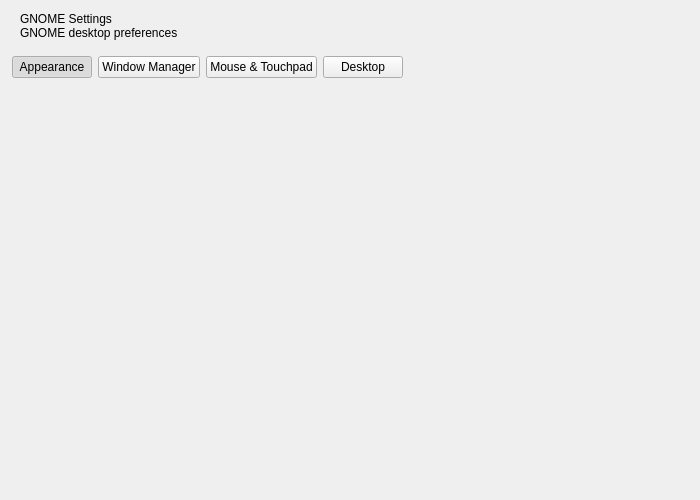
Above: shared/nexis/Pages/GnomeSettings/gnome_settings_page.ui from s4solutionsllc/Nexis before the change. Below: the same form after it.
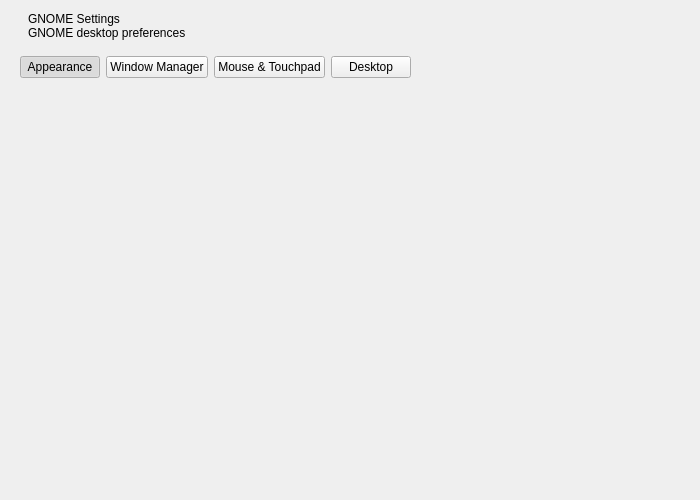
That is the form after the change.

Commit message: refactor(ui): shared page scaffold and scoped transparent backgrounds

```diff
--- a/shared/nexis/Pages/GnomeSettings/gnome_settings_page.ui
+++ b/shared/nexis/Pages/GnomeSettings/gnome_settings_page.ui
@@ -21,16 +21,16 @@
   </property>
   <layout class="QVBoxLayout" name="verticalLayout">
    <property name="leftMargin">
-    <number>12</number>
+    <number>20</number>
    </property>
    <property name="topMargin">
     <number>12</number>
    </property>
    <property name="rightMargin">
-    <number>12</number>
+    <number>20</number>
    </property>
    <property name="bottomMargin">
-    <number>12</number>
+    <number>16</number>
    </property>
    <item>
     <widget class="QWidget" name="pageHeader" native="true">
```
The commit also changes 33 other files.
